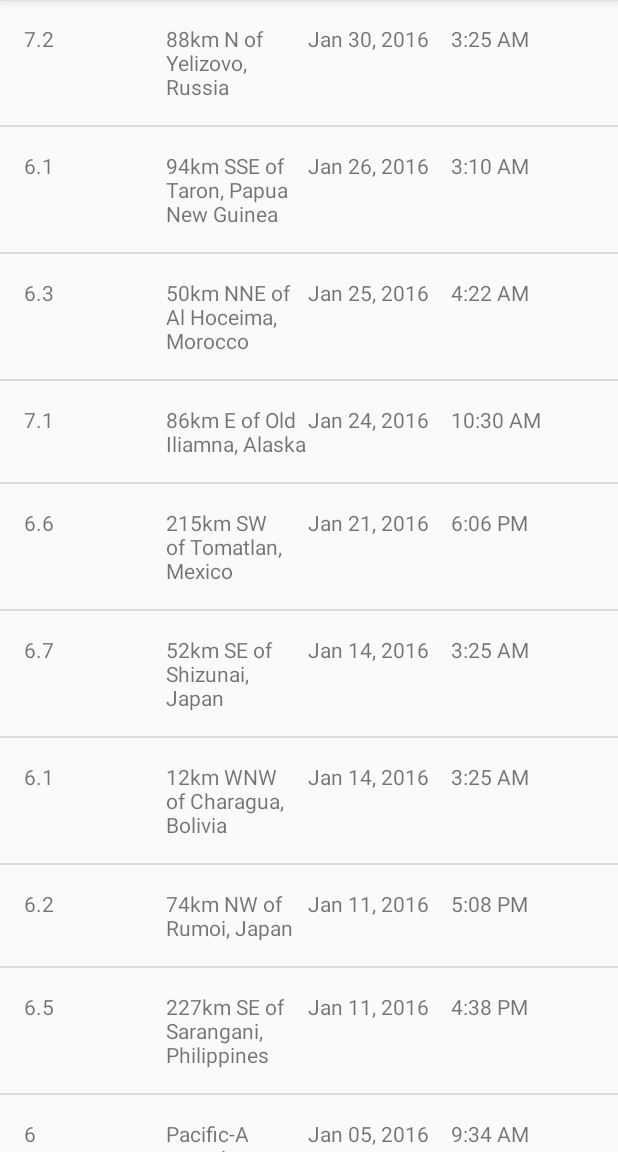
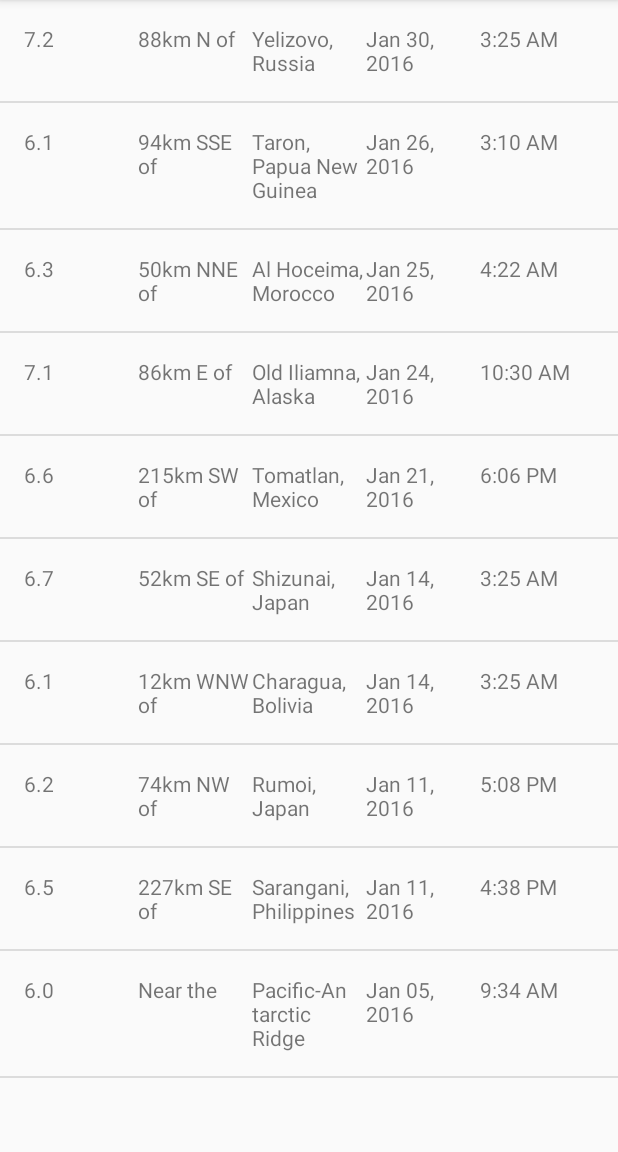
Before and after one commit to JustynaChrustna/QuakeReport, an Android app: the screen it shows after launch (EarthquakeActivity), on a phone screen of 412 x 824 dp, the part 84-1236 px from its top. Run offline under Robolectric (Android 15) with nearby library versions, the phone set to English and light mode, and no system bars.

Commit message:
Magnitude as a Decimal Value

```diff
--- a/app/src/main/java/com/example/android/quakereport/Earthquake.java
+++ b/app/src/main/java/com/example/android/quakereport/Earthquake.java
@@ -5,18 +5,15 @@ package com.example.android.quakereport;
  */
 
 public class Earthquake {
-    private String mMagnitude;
-
-
-
+    private double mMagnitude;
     private String mLocation;
     private long mTimeInMilliseconds;
-    public Earthquake(String magnitude, String location, long date ){
+    public Earthquake(double magnitude, String location, long date ){
         mMagnitude=magnitude;
         mLocation=location;
         mTimeInMilliseconds=date;
     }
-    public String getmMagnitude() {
+    public double getmMagnitude() {
         return mMagnitude;
     }
 
--- a/app/src/main/java/com/example/android/quakereport/EarthquakeAdapter.java
+++ b/app/src/main/java/com/example/android/quakereport/EarthquakeAdapter.java
@@ -7,6 +7,7 @@ import android.view.ViewGroup;
 import android.widget.ArrayAdapter;
 import android.widget.TextView;
 
+import java.text.DecimalFormat;
 import java.text.SimpleDateFormat;
 import java.util.ArrayList;
 import java.util.Date;
@@ -25,15 +26,33 @@ public class EarthquakeAdapter extends ArrayAdapter<Earthquake> {
     @Override
     public View getView(int position, View convertView, ViewGroup parent) {
         View listItemView = convertView;
+        String primaryLocation;
+        String locationOffset;
+        final String LOCATION_SEPARATOR = " of ";
         if (listItemView == null) {
             listItemView = LayoutInflater.from(getContext()).inflate(
                     R.layout.earthquake_list_item, parent, false);
         }
+
         Earthquake currentEarthquake= getItem(position);
+        String originalLocation = currentEarthquake.getmLocation();
+        if (originalLocation.contains(LOCATION_SEPARATOR)) {
+            String[] parts = originalLocation.split(LOCATION_SEPARATOR);
+            locationOffset = parts[0] + LOCATION_SEPARATOR;
+            primaryLocation = parts[1];
+        } else {
+            locationOffset = getContext().getString(R.string.near_the);
+            primaryLocation = originalLocation;
+        }
+        TextView primaryLocationView = (TextView) listItemView.findViewById(R.id.primary_location);
+        primaryLocationView.setText(primaryLocation);
+
+        TextView locationOffsetView = (TextView) listItemView.findViewById(R.id.location_offset);
+        locationOffsetView.setText(locationOffset);
         TextView magnitudeTextView= (TextView) listItemView.findViewById(R.id.magnitude);
-        magnitudeTextView.setText(currentEarthquake.getmMagnitude());
-        TextView locationTextView= (TextView) listItemView.findViewById(R.id.location);
-        locationTextView.setText(currentEarthquake.getmLocation());
+        String formattedMagnitude=formatMagnitude(currentEarthquake.getmMagnitude());
+        magnitudeTextView.setText(formattedMagnitude);
+
         TextView dateTextView= (TextView) listItemView.findViewById(R.id.date);
         Date dateObject =new Date(currentEarthquake.getmTimeInMilliseconds());
         String formattedDate=formatDate(dateObject);
@@ -52,4 +71,8 @@ public class EarthquakeAdapter extends ArrayAdapter<Earthquake> {
         SimpleDateFormat timeFormat = new SimpleDateFormat("h:mm a");
         return timeFormat.format(dateObject);
     }
+    private String formatMagnitude(double magnitude) {
+        DecimalFormat magnitudeFormat = new DecimalFormat("0.0");
+        return magnitudeFormat.format(magnitude);
+    }
 }
--- a/app/src/main/java/com/example/android/quakereport/QueryUtils.java
+++ b/app/src/main/java/com/example/android/quakereport/QueryUtils.java
@@ -57,7 +57,7 @@ public final class QueryUtils {
 
                 JSONObject earthquake=features.getJSONObject(i);
                 JSONObject properties=earthquake.getJSONObject("properties");
-                String mag=properties.getString("mag");
+                double mag=properties.getDouble("mag");
                 String place=properties.getString("place");
                 long time= properties.getLong("time");
 
--- a/app/src/main/res/layout/earthquake_list_item.xml
+++ b/app/src/main/res/layout/earthquake_list_item.xml
@@ -14,7 +14,13 @@
 
         />
     <TextView
-        android:id="@+id/location"
+        android:id="@+id/location_offset"
+        android:layout_width="0dp"
+        android:layout_weight="1"
+        android:layout_height="wrap_content"
+        tools:text="San Francisco" />
+    <TextView
+        android:id="@+id/primary_location"
         android:layout_width="0dp"
         android:layout_weight="1"
         android:layout_height="wrap_content"
--- a/app/src/main/res/values/strings.xml
+++ b/app/src/main/res/values/strings.xml
@@ -15,4 +15,5 @@
 -->
 <resources>
     <string name="app_name">Quake Report</string>
+    <string name="near_the">Near the</string>
 </resources>
```
